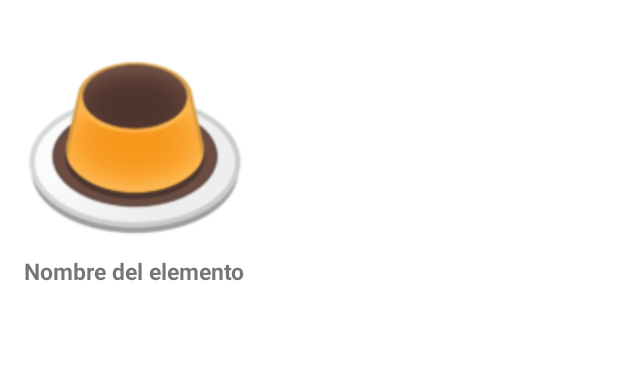
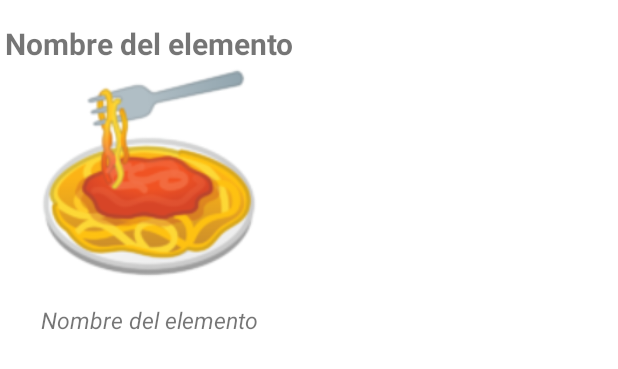
Before and after one commit to fran11sv/Grupo10DAM, an Android app: the layout formato_gridview.xml on its own in the app's theme, with its tools: preview values and no code run, on a phone screen of 412 x 824 dp. Shown: the top 369 px of the screen. Run offline under Robolectric (Android 15) with nearby library versions, the phone set to English and light mode, and no system bars.

Commit message:
Menus con formato GridView

```diff
--- a/app/src/main/java/sv/edu/catolica/grupo10dam/EntidadMenus.java
+++ b/app/src/main/java/sv/edu/catolica/grupo10dam/EntidadMenus.java
@@ -1,6 +1,8 @@
 package sv.edu.catolica.grupo10dam;
 
-public class EntidadMenus {
+import java.io.Serializable;
+
+public class EntidadMenus implements Serializable {
     private int id_menu;
     private String menu;
     private String descripcion;
--- a/app/src/main/java/sv/edu/catolica/grupo10dam/Login.java
+++ b/app/src/main/java/sv/edu/catolica/grupo10dam/Login.java
@@ -54,7 +54,7 @@ public class Login extends AppCompatActivity {
                         if (obj.names().get(0).equals("exito")){
                             resultado=obj.getString("exito")+" ";
                             resultado+=obj.getString("usuario");
-                            Intent intent= new Intent(getApplicationContext(), MenuListview.class);
+                            Intent intent= new Intent(getApplicationContext(), MenuGridview.class);
                             startActivity(intent);
                         }else{
                             resultado=obj.getString("error");
--- a/app/src/main/res/layout/formato_gridview.xml
+++ b/app/src/main/res/layout/formato_gridview.xml
@@ -4,15 +4,10 @@
     xmlns:tools="http://schemas.android.com/tools"
     tools:ignore="UseCompoundDrawables, contentDescription"
     android:orientation="vertical"
-    android:layout_marginTop="10sp"
+    android:layout_marginTop="5sp"
+    android:layout_marginStart="3sp"
     android:layout_width="wrap_content"
     android:layout_height="wrap_content">
-    <ImageView
-        android:id="@+id/Imagen"
-        android:layout_gravity="center"
-        android:layout_width="180sp"
-        android:layout_height="150sp"
-        android:src="@drawable/flan"/>
 
     <RelativeLayout
         android:layout_width="wrap_content"
@@ -20,11 +15,32 @@
         android:layout_marginTop="10sp"
         android:layout_gravity="center">
         <TextView
-            android:id="@+id/txtNombre"
+            android:id="@+id/txtMenu"
+            android:layout_width="wrap_content"
+            android:layout_height="wrap_content"
+            android:text="@string/txtNombre"
+            android:textSize="20sp"
+            android:textStyle="bold"/>
+    </RelativeLayout>
+
+    <ImageView
+        android:id="@+id/menuImagen"
+        android:layout_gravity="center"
+        android:layout_width="180sp"
+        android:layout_height="150sp"
+        android:src="@drawable/almuerzo"/>
+
+    <RelativeLayout
+        android:layout_width="wrap_content"
+        android:layout_height="wrap_content"
+        android:layout_marginTop="10sp"
+        android:layout_gravity="center">
+        <TextView
+            android:id="@+id/txtDescripMenu"
             android:layout_width="wrap_content"
             android:layout_height="wrap_content"
             android:text="@string/txtNombre"
             android:textSize="15sp"
-            android:textStyle="bold"/>
+            android:textStyle="italic"/>
     </RelativeLayout>
 </LinearLayout>
```
Also changed, not shown: app/src/main/java/sv/edu/catolica/grupo10dam/AdaptadorMenus.java (added, +56 -0 lines), app/src/main/java/sv/edu/catolica/grupo10dam/MenuGridview.java (+50 -19 lines).
